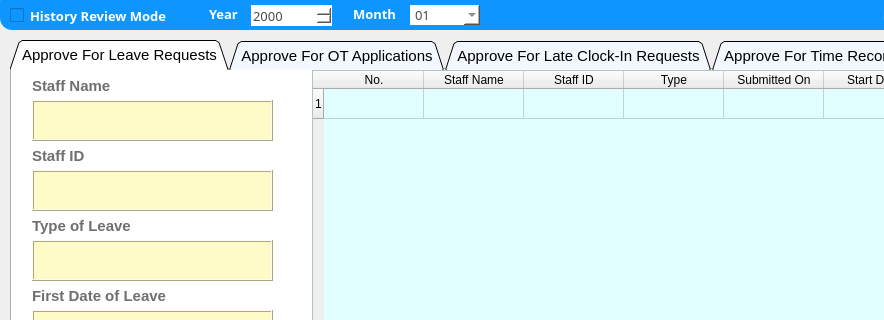
This is ui/approve_panel.ui in Josefina-Hernandez/akt_hr_tool as Qt 5 draws it before an edit; both pictures show x 0 to 884 and y 0 to 320 of the 1065 by 672 pixel window. The edited form follows.
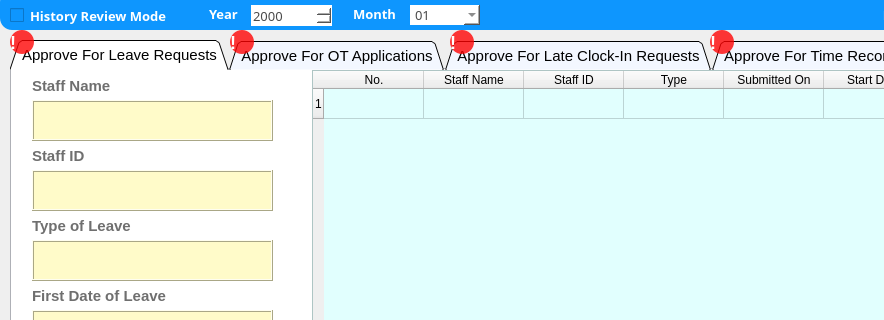
This is the edited form.

```diff
--- a/ui/approve_panel.ui
+++ b/ui/approve_panel.ui
@@ -3371,6 +3371,102 @@
      </property>
     </widget>
    </widget>
+   <widget class="QLabel" name="label_3">
+    <property name="geometry">
+     <rect>
+      <x>10</x>
+      <y>30</y>
+      <width>24</width>
+      <height>24</height>
+     </rect>
+    </property>
+    <property name="styleSheet">
+     <string notr="true">QLabel {
+	background-color: rgba(255, 0, 0, 200);
+	border-radius:12px;
+	color: white;
+	font-weight: bold;
+	font-size: 18px;
+	qproperty-alignment: 'AlignHCenter | AlignVCenter';
+	
+}</string>
+    </property>
+    <property name="text">
+     <string>!</string>
+    </property>
+   </widget>
+   <widget class="QLabel" name="label_4">
+    <property name="geometry">
+     <rect>
+      <x>230</x>
+      <y>30</y>
+      <width>24</width>
+      <height>24</height>
+     </rect>
+    </property>
+    <property name="styleSheet">
+     <string notr="true">QLabel {
+	background-color: rgba(255, 0, 0, 200);
+	border-radius:12px;
+	color: white;
+	font-weight: bold;
+	font-size: 18px;
+	qproperty-alignment: 'AlignHCenter | AlignVCenter';
+	
+}</string>
+    </property>
+    <property name="text">
+     <string>!</string>
+    </property>
+   </widget>
+   <widget class="QLabel" name="label_5">
+    <property name="geometry">
+     <rect>
+      <x>450</x>
+      <y>30</y>
+      <width>24</width>
+      <height>24</height>
+     </rect>
+    </property>
+    <property name="styleSheet">
+     <string notr="true">QLabel {
+	background-color: rgba(255, 0, 0, 200);
+	border-radius:12px;
+	color: white;
+	font-weight: bold;
+	font-size: 18px;
+	qproperty-alignment: 'AlignHCenter | AlignVCenter';
+	
+}</string>
+    </property>
+    <property name="text">
+     <string>!</string>
+    </property>
+   </widget>
+   <widget class="QLabel" name="label_6">
+    <property name="geometry">
+     <rect>
+      <x>710</x>
+      <y>30</y>
+      <width>24</width>
+      <height>24</height>
+     </rect>
+    </property>
+    <property name="styleSheet">
+     <string notr="true">QLabel {
+	background-color: rgba(255, 0, 0, 200);
+	border-radius:12px;
+	color: white;
+	font-weight: bold;
+	font-size: 18px;
+	qproperty-alignment: 'AlignHCenter | AlignVCenter';
+	
+}</string>
+    </property>
+    <property name="text">
+     <string>!</string>
+    </property>
+   </widget>
   </widget>
  </widget>
  <resources/>
```
